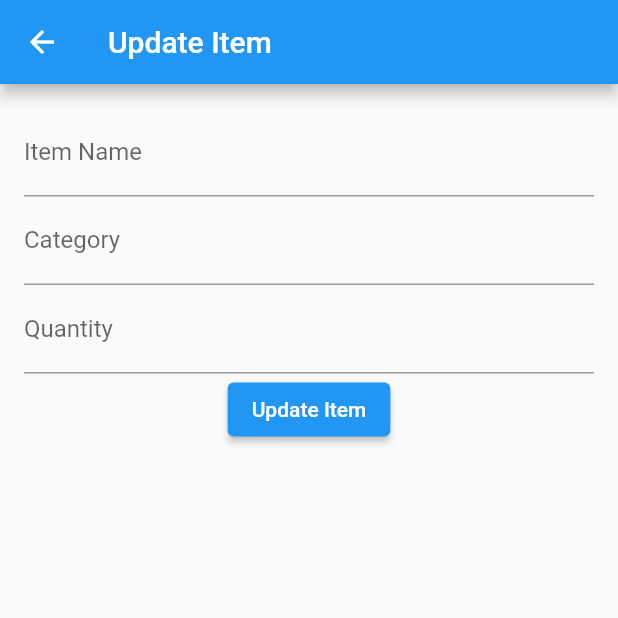
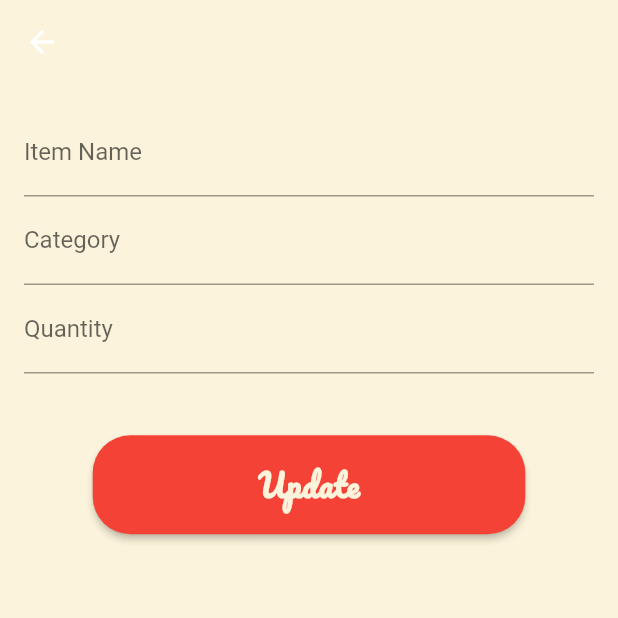
Before and after one commit to Flutter-GG/Project-2, a Flutter app: the UpdateItemView screen opened directly with empty values, on a phone screen of 412 x 824 dp, the top half of it. Run offline on Flutter 3.47's test engine with Material 2 defaults, Android fonts, the phone set to English and light mode, and no system bars; our stand-ins replace animated_splash_screen, bloc, equatable, firebase_auth, firebase_core, flutter_bloc and 3 more; accounts and stored records are empty.

Commit message:
Updated UpdateView

```diff
--- a/shopping_list/assets/Data/data.json
+++ b/shopping_list/assets/Data/data.json
@@ -40,7 +40,7 @@
     "category": "Vegetables",
     "name": "Tomatoes",
     "quantity": "1",
-    "imagePath": "assets/imgs/tomato.webp"
+    "imagePath": "assets/imgs/tomato.png"
   },
   {
     "category": "Vegetables",
--- a/shopping_list/lib/app/Views/Update/update_view.dart
+++ b/shopping_list/lib/app/Views/Update/update_view.dart
@@ -1,8 +1,10 @@
 import 'package:flutter/material.dart';
 import 'package:flutter_bloc/flutter_bloc.dart';
+import 'package:shopping_list/app/utils/constants/colors.dart';
 
 import '../../Models/shopping_list_item_model.dart';
 import '../../core/bloc/shoppingListBloc/shopping_list_bloc.dart';
+import '../../utils/shared/custom_buttons.dart';
 import '../Home/home_view.dart';
 
 class UpdateItemView extends StatefulWidget {
@@ -33,7 +35,11 @@ class _UpdateItemViewState extends State<UpdateItemView> {
   @override
   Widget build(BuildContext context) {
     return Scaffold(
-      appBar: AppBar(title: Text('Update Item')),
+      backgroundColor: backgroundColor,
+      appBar: AppBar(
+        backgroundColor: backgroundColor,
+        elevation: 0,
+      ),
       body: Padding(
         padding: const EdgeInsets.all(16.0),
         child: Column(
@@ -50,7 +56,8 @@ class _UpdateItemViewState extends State<UpdateItemView> {
               controller: _quantityController,
               decoration: InputDecoration(labelText: 'Quantity'),
             ),
-            ElevatedButton(
+            AuthButton(
+              buttonText: "Update",
               onPressed: () {
                 if (_nameController.text.isNotEmpty &&
                     _categoryController.text.isNotEmpty &&
@@ -69,8 +76,7 @@ class _UpdateItemViewState extends State<UpdateItemView> {
                       MaterialPageRoute(builder: (context) => HomeView()));
                 }
               },
-              child: Text('Update Item'),
-            ),
+            )
           ],
         ),
       ),
```
